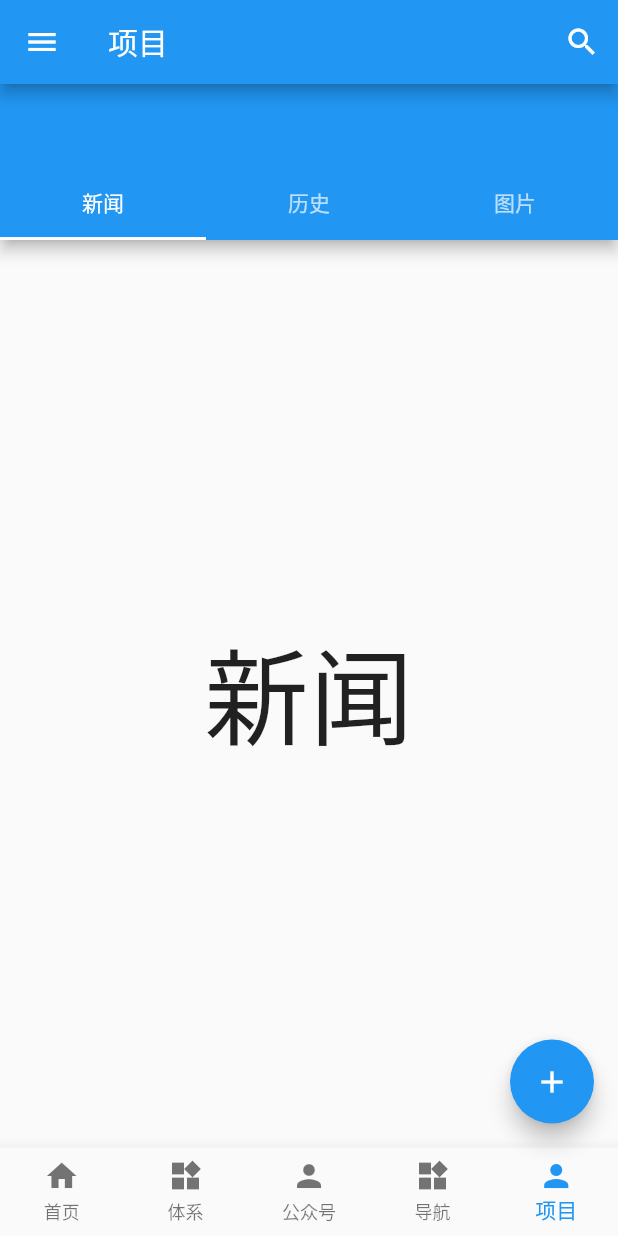
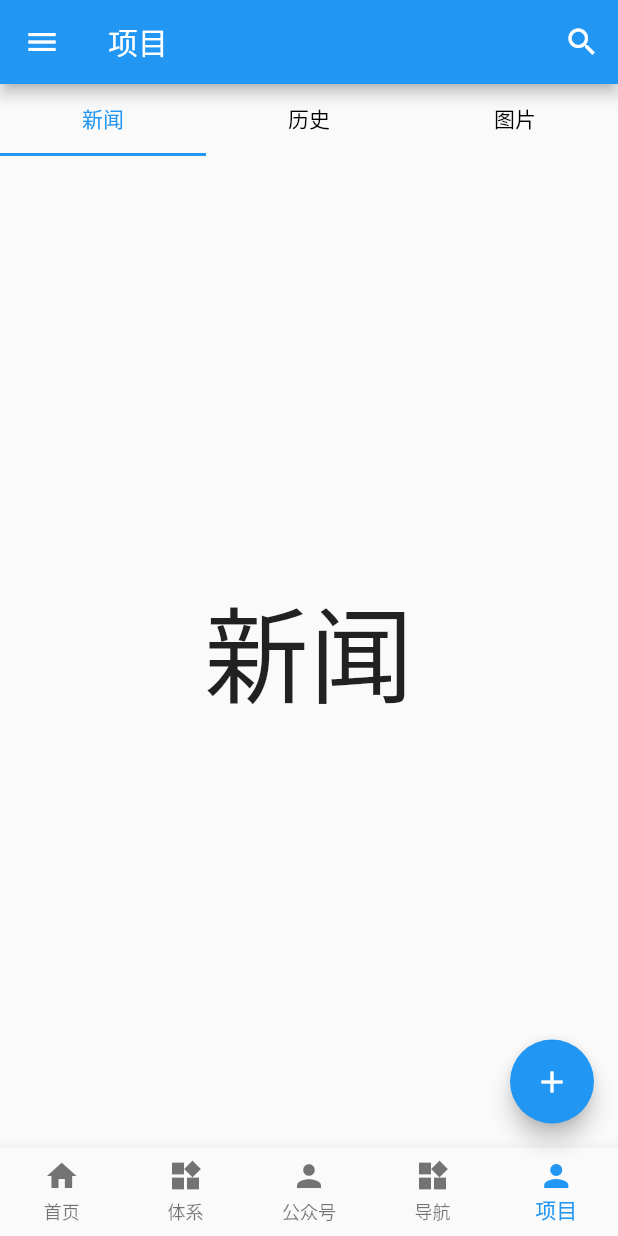
Before and after one commit to hcqeric/wananzhuo, a Flutter app: the screen it shows after launch, item 5 of the bottom bar chosen, on a phone screen of 412 x 824 dp. Run offline on Flutter 3.47's test engine with Material 2 defaults, Android fonts, the phone set to English and light mode, and no system bars.

Commit message:
顶部tab处理

```diff
--- a/lib/main.dart
+++ b/lib/main.dart
@@ -9,7 +9,7 @@ import 'package:wanandroid/pages/project_page.dart';
 import 'package:wanandroid/pages/search_page.dart';
 
 void main() {
-  debugPaintSizeEnabled = true;
+//  debugPaintSizeEnabled = true;
   runApp(MyApp());
 }
 
--- a/lib/pages/project_page.dart
+++ b/lib/pages/project_page.dart
@@ -1,5 +1,5 @@
 import 'package:flutter/material.dart';
-
+import 'package:wanandroid/pages/search_page.dart';
 
 class ProjectPage extends StatefulWidget {
 
@@ -24,12 +24,16 @@ class ProjectState extends State<ProjectPage> with SingleTickerProviderStateMixi
   @override
   Widget build(BuildContext context) {
     return Scaffold(
-      appBar: AppBar(
-        bottom: TabBar(
+        // ignore: argument_type_not_assignable
+        appBar:
+          TabBar( //生成Tab菜单
+              labelColor: Theme.of(context).primaryColor,
+              indicatorColor: Theme.of(context).primaryColor,
+              unselectedLabelColor: Colors.black,
               controller: _tabController,
               tabs: tabs.map((e) => Tab(text: e)).toList()
           ),
-      ),
+
       body: TabBarView(
                     controller: _tabController,
                     children: tabs.map((e) { //创建3个Tab页
@@ -38,7 +42,7 @@ class ProjectState extends State<ProjectPage> with SingleTickerProviderStateMixi
                         child: Text(e, textScaleFactor: 5),
                       );
                     }).toList(),
-      ),
+                  ) ,
     );
   }
 
```
Lines whose indentation alone changed are shown as unchanged.
